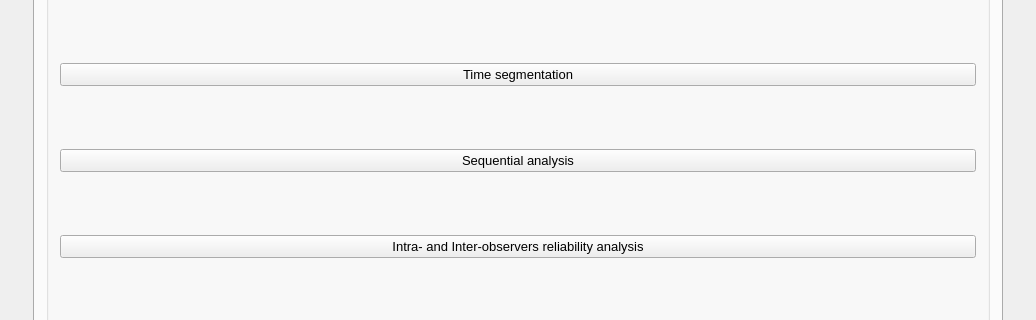
First picture: the form in src/ethowatcher.ui, repository EthoWatcher/ethowatcher, before the edit; both pictures show x 0 to 1036 and y 217 to 537 of the 1036 by 726 pixel window.
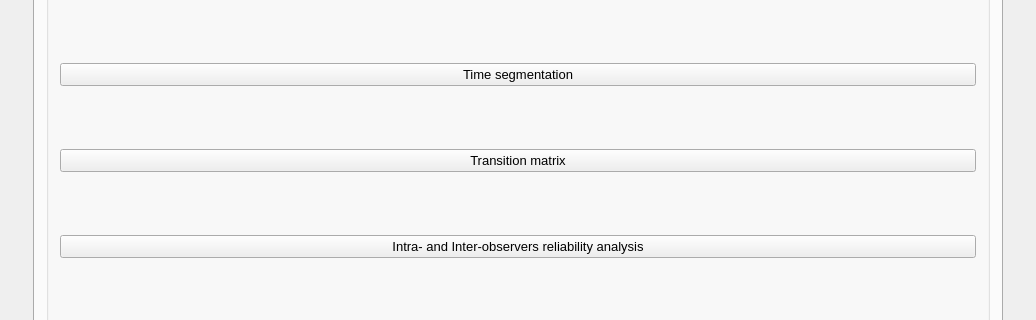
Second picture: the form after the edit. The open tabs and pages were chosen to show the change. Icons and pictures are not drawn.

Commit message: Fixin transition matrix module

Diff of the .ui file:
```diff
--- a/src/ethowatcher.ui
+++ b/src/ethowatcher.ui
@@ -514,7 +514,7 @@
                      </font>
                     </property>
                     <property name="text">
-                     <string>Sequential analysis</string>
+                     <string>Transition matrix</string>
                     </property>
                    </widget>
                   </item>
```
Left out of the diff: 2 changed lines with no effect on the pictures. The commit also changes 2 other files.
